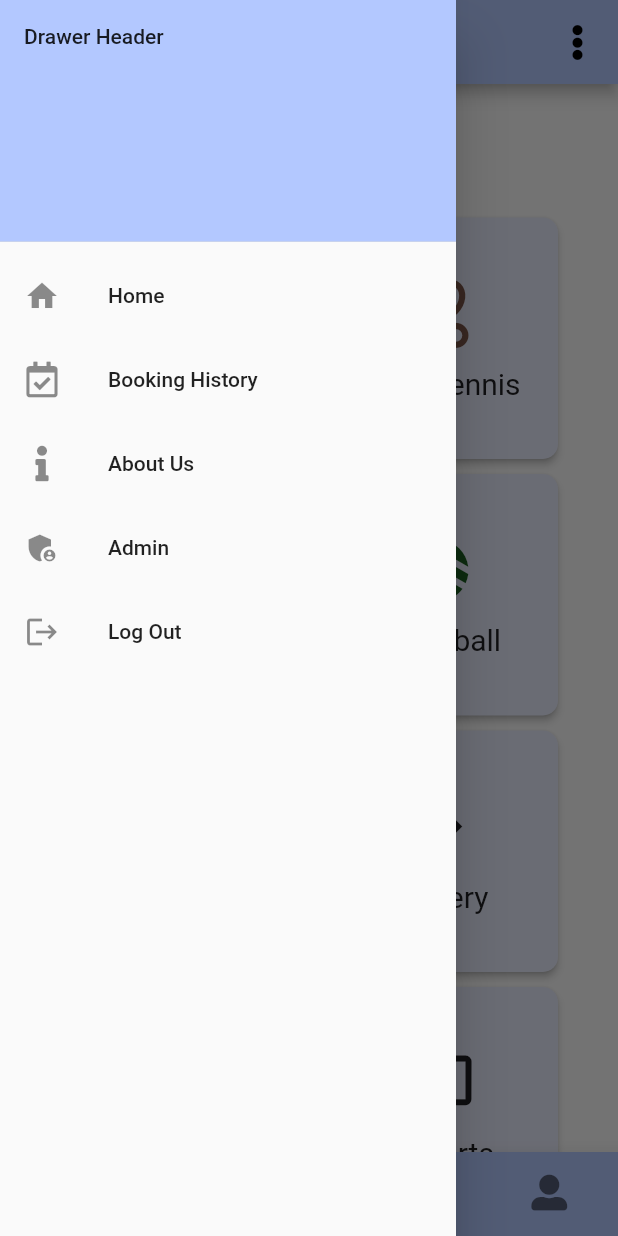
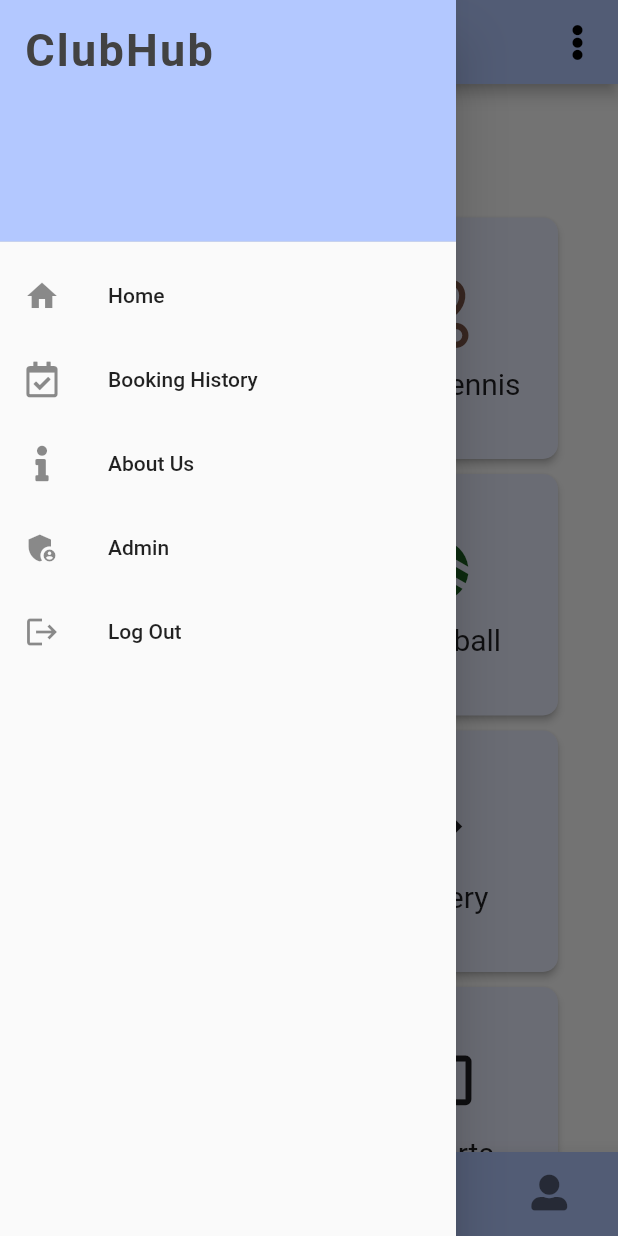
Before and after one commit to ayush2419/ClubHub, a Flutter app: the PageChange screen opened directly, item 2 of the bottom bar chosen, with the side drawer open, on a phone screen of 412 x 824 dp. Run offline on Flutter 3.47's test engine with Material 2 defaults, Android fonts, the phone set to English and light mode, and no system bars; drawn by our look-alikes of modal_progress_hud_nsn; our stand-ins replace cloud_firestore, firebase_auth, firebase_core, fluttertoast, font_awesome_flutter, introduction_screen; missing offline and left inert: razorpay_flutter; accounts and stored records are empty; Roboto replaces fonts that are missing (Poppins-Bold).

Commit message:
drawer header

```diff
--- a/lib/Screens/loginpage.dart
+++ b/lib/Screens/loginpage.dart
@@ -134,8 +134,8 @@ class _LoginPageState extends State<LoginPage> {
                                   ),
                                   borderRadius: BorderRadius.circular(5.0),
                                 ),
-                                hintText: "Email / Phone",
-                                helperText: 'Enter email / phone'),
+                                hintText: "Email",
+                                helperText: 'Enter email'),
                           ),
                         ),
                         Expanded(
--- a/lib/utilites/drawer.dart
+++ b/lib/utilites/drawer.dart
@@ -5,6 +5,7 @@ import 'package:flutter/material.dart';
 import 'package:font_awesome_flutter/font_awesome_flutter.dart';
 import 'package:club_hub/Admin/adminPanel.dart';
 import 'package:modal_progress_hud_nsn/modal_progress_hud_nsn.dart';
+import 'package:club_hub/constants.dart';
 
 class LeftAppDraw extends StatefulWidget {
   bool isAdmin;
@@ -24,11 +25,14 @@ class _LeftAppDrawState extends State<LeftAppDraw> {
           // Important: Remove any padding from the ListView.
           padding: EdgeInsets.zero,
           children: [
-            const DrawerHeader(
+            DrawerHeader(
               decoration: BoxDecoration(
                 color: Color(0xFFb3c8ff),
               ),
-              child: Text('Drawer Header'),
+              child: Text(
+                'ClubHub',
+                style: memberBoldTextStyle.copyWith(fontSize: 30),
+              ),
             ),
             ListTile(
               leading: Icon(
```
